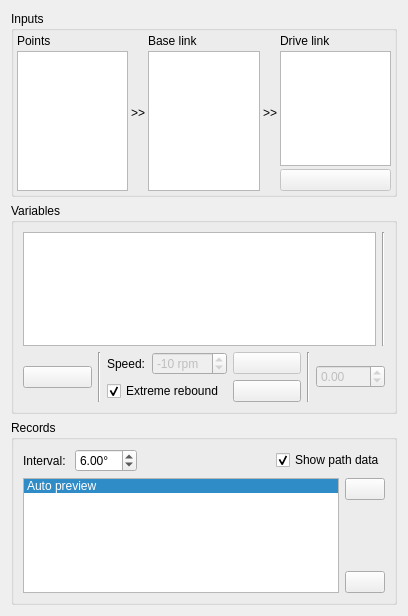
KmolYuan/Pyslvs-UI, file core/widgets/inputs.ui: the form before one commit.
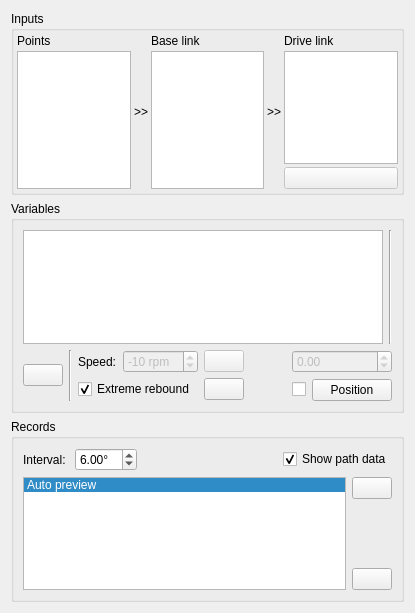
The form after the commit. Icons and pictures are not drawn.

Commit message: Update coordinates function for input panel.

The edit to the form file:
```diff
--- a/core/widgets/inputs.ui
+++ b/core/widgets/inputs.ui
@@ -6,14 +6,14 @@
    <rect>
     <x>0</x>
     <y>0</y>
-    <width>408</width>
-    <height>616</height>
+    <width>415</width>
+    <height>613</height>
    </rect>
   </property>
   <property name="windowTitle">
    <string>Form</string>
   </property>
-  <layout class="QVBoxLayout" name="verticalLayout">
+  <layout class="QVBoxLayout" name="verticalLayout_5">
    <item>
     <widget class="QGroupBox" name="joint_groupBox">
      <property name="title">
@@ -263,12 +263,20 @@
          </layout>
         </item>
         <item>
-         <widget class="Line" name="line_2">
+         <spacer name="horizontalSpacer_2">
           <property name="orientation">
-           <enum>Qt::Vertical</enum>
+           <enum>Qt::Horizontal</enum>
           </property>
-         </widget>
+          <property name="sizeHint" stdset="0">
+           <size>
+            <width>40</width>
+            <height>20</height>
+           </size>
+          </property>
+         </spacer>
         </item>
+        <item>
+         <layout class="QVBoxLayout" name="verticalLayout">
         <item>
          <widget class="QDoubleSpinBox" name="dial_spinbox">
           <property name="enabled">
@@ -281,6 +289,39 @@
            <double>360.000000000000000</double>
           </property>
          </widget>
+          </item>
+          <item>
+           <layout class="QHBoxLayout" name="horizontalLayout_2">
+            <item>
+             <widget class="QCheckBox" name="update_pos_option">
+              <property name="sizePolicy">
+               <sizepolicy hsizetype="Fixed" vsizetype="Fixed">
+                <horstretch>0</horstretch>
+                <verstretch>0</verstretch>
+               </sizepolicy>
+              </property>
+              <property name="statusTip">
+               <string>Check to update coordinate every time.</string>
+              </property>
+             </widget>
+            </item>
+            <item>
+             <widget class="QPushButton" name="update_pos">
+              <property name="statusTip">
+               <string>Update current position as point coordinates.</string>
+              </property>
+              <property name="text">
+               <string>Position</string>
+              </property>
+              <property name="icon">
+               <iconset resource="../../icons.qrc">
+                <normaloff>:/icons/dataupdate.png</normaloff>:/icons/dataupdate.png</iconset>
+              </property>
+             </widget>
+            </item>
+           </layout>
+          </item>
+         </layout>
         </item>
        </layout>
       </item>
```
Lines whose indentation alone changed are shown as unchanged. The commit also changes 6 other files.
